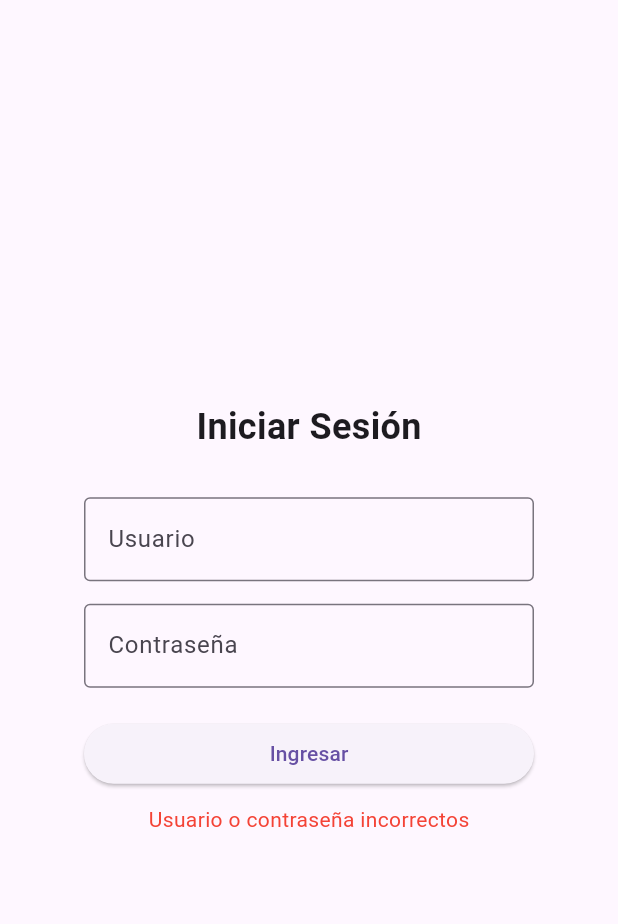
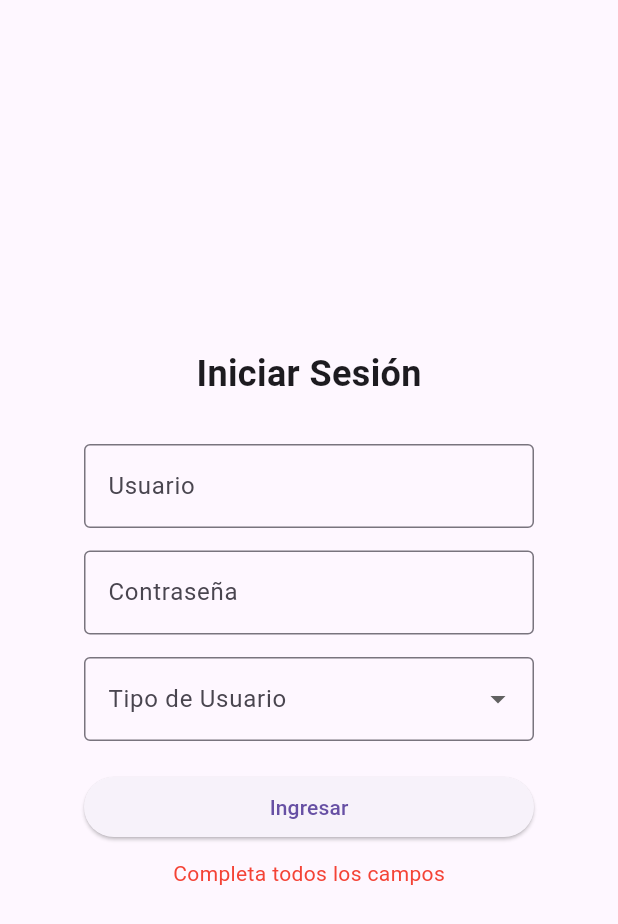
Before and after one commit to BernysCS/centro_medico_dayenu, a Flutter app: the screen it shows after launch, after a tap on "Ingresar", on a phone screen of 412 x 824 dp. Shown: the top 924 px of the screen. Run offline on Flutter 3.47's test engine with Material 3 defaults, Android fonts, the phone set to English and light mode, and no system bars.

Commit message:
Añadi cambios en el acceso.dart y en el navegacion.dart y le añadi una interfaz grafica al reportes.dart.

```diff
--- a/lib/acceso/acceso.dart
+++ b/lib/acceso/acceso.dart
@@ -1,23 +1,20 @@
 import 'package:flutter/material.dart';
 import 'package:centro_medico_dayenu/navegacion.dart';
 
-/// Punto de entrada principal de la aplicación
 void main() => runApp(const MyApp());
 
-/// Widget principal que configura la aplicación MaterialApp
 class MyApp extends StatelessWidget {
   const MyApp({super.key});
 
   @override
   Widget build(BuildContext context) {
     return MaterialApp(
-      debugShowCheckedModeBanner: false,  // Oculta la banda de debug
-      home: const LoginScreen(),          // Establece LoginScreen como pantalla inicial
+      debugShowCheckedModeBanner: false,
+      home: const LoginScreen(),
     );
   }
 }
 
-/// Pantalla de inicio de sesión que maneja la autenticación del usuario
 class LoginScreen extends StatefulWidget {
   const LoginScreen({super.key});
 
@@ -25,25 +22,30 @@ class LoginScreen extends StatefulWidget {
   State<LoginScreen> createState() => _LoginScreenState();
 }
 
-/// Estado de la pantalla de login que maneja la lógica de autenticación
 class _LoginScreenState extends State<LoginScreen> {
-  // Controladores para los campos de texto
-  final _userController = TextEditingController();  // Controlador para campo de usuario
-  final _passController = TextEditingController();  // Controlador para campo de contraseña
-  String _error = '';  // Almacena mensajes de error
+  final _userController = TextEditingController();
+  final _passController = TextEditingController();
+  String _error = '';
 
-  /// Método que valida las credenciales y realiza el login
+  // --- AÑADIDO: Nuevas variables para el tipo de usuario ---
+  String? _selectedUserType; // 'admin', 'doctor', 'recepcionista'
+  final List<String> _userTypes = ['admin', 'doctor', 'recepcionista'];
+
   void _login() {
-    // Verifica credenciales (usuario: admin, contraseña: 1234)
-    if (_userController.text.trim() == 'admin' && _passController.text == '1234') {
-      // Navega a la pantalla principal si las credenciales son correctas
+    // --- MODIFICADO: Validar tipo de usuario ---
+    if (_userController.text.trim() == 'admin' &&
+        _passController.text == '1234' &&
+        _selectedUserType != null) {
+
+      // --- AÑADIDO: Pasar tipo de usuario a Navegacion (sin modificar navegacion.dart) ---
       Navigator.pushReplacement(
         context,
-        MaterialPageRoute(builder: (_) => const Navegacion()),
+        MaterialPageRoute(
+          builder: (_) => Navegacion(tipoUsuario: _selectedUserType!), // <-- Aquí se pasa
+        ),
       );
     } else {
-      // Muestra mensaje de error si las credenciales son incorrectas
-      setState(() => _error = 'Usuario o contraseña incorrectos');
+      setState(() => _error = 'Completa todos los campos');
     }
   }
 
@@ -52,46 +54,62 @@ class _LoginScreenState extends State<LoginScreen> {
     return Scaffold(
       body: Center(
         child: SizedBox(
-          width: 300,  // Ancho fijo para el contenedor del formulario
+          width: 300,
           child: Column(
-            mainAxisSize: MainAxisSize.min,  // Columna ocupa solo espacio necesario
+            mainAxisSize: MainAxisSize.min,
             children: [
-              // Título del formulario
               const Text('Iniciar Sesión',
                   style: TextStyle(fontSize: 24, fontWeight: FontWeight.bold)),
-              const SizedBox(height: 30),  // Espaciado
+              const SizedBox(height: 30),
 
-              // Campo de texto para usuario
               TextField(
                 controller: _userController,
                 decoration: const InputDecoration(
                   labelText: 'Usuario',
-                  border: OutlineInputBorder(),  // Borde tipo outline
+                  border: OutlineInputBorder(),
                 ),
               ),
-              const SizedBox(height: 15),  // Espaciado
+              const SizedBox(height: 15),
 
-              // Campo de texto para contraseña
               TextField(
                 controller: _passController,
-                obscureText: true,  // Oculta texto para contraseña
+                obscureText: true,
                 decoration: const InputDecoration(
                   labelText: 'Contraseña',
                   border: OutlineInputBorder(),
                 ),
               ),
-              const SizedBox(height: 20),  // Espaciado
+              const SizedBox(height: 15),
 
-              // Botón de login
+              // --- AÑADIDO: Selector de tipo de usuario ---
+              DropdownButtonFormField<String>(
+                value: _selectedUserType,
+                items: _userTypes.map((type) {
+                  return DropdownMenuItem(
+                    value: type,
+                    child: Text(type),
+                  );
+                }).toList(),
+                onChanged: (value) {
+                  setState(() {
+                    _selectedUserType = value;
+                  });
+                },
+                decoration: const InputDecoration(
+                  labelText: 'Tipo de Usuario',
+                  border: OutlineInputBorder(),
+                ),
+              ),
+              const SizedBox(height: 20),
+
               SizedBox(
-                width: double.infinity,  // Ocupa todo el ancho disponible
+                width: double.infinity,
                 child: ElevatedButton(
-                  onPressed: _login,  // Ejecuta método _login al presionar
+                  onPressed: _login,
                   child: const Text('Ingresar'),
                 ),
               ),
 
-              // Muestra mensaje de error si existe
               if (_error.isNotEmpty)
                 Padding(
                   padding: const EdgeInsets.only(top: 10),
--- a/lib/navegacion.dart
+++ b/lib/navegacion.dart
@@ -6,7 +6,9 @@ import 'package:centro_medico_dayenu/reportes/reportes.dart';
 import 'package:flutter/material.dart';
 
 class Navegacion extends StatefulWidget {
-  const Navegacion({super.key});
+  const Navegacion({super.key, required this.tipoUsuario}); // Añadi para que los parametro fueran requeridos.
+
+  final String tipoUsuario; //Esta variable recibe el tipo usuario.
 
   @override
   State<Navegacion> createState() => _NavegacionState();
@@ -30,10 +32,10 @@ class _NavegacionState extends State<Navegacion> {
   Widget build(BuildContext context) {
     //arreglo para pantallas
     List<Widget> pantallas;
-    //arreglo para los items que se van a mostras en pantalla dependiendo del usuario
+    //arreglo para los items que se van a mostras en pantalla dependiendo del usuario.
     List<BottomNavigationBarItem> items;
     //Si el usuario es admin se muestras las pantallas: principal, crearCita, mensajes, reportes
-    if (tipoUsuario == "admin") {
+    if (widget.tipoUsuario == "admin") { // Añadi este widget.tipoUsuario
       pantallas = [
         const PantallaPrincipal(),
         const PantallaCrearCita(),
@@ -47,7 +49,7 @@ class _NavegacionState extends State<Navegacion> {
         BottomNavigationBarItem(icon: Icon(Icons.description), label: 'Reportes'),
       ];
       //si el usuario es doctor se muestras las pantllas principal y mensajes
-    } else if (tipoUsuario == "doctor") {
+    } else if (widget.tipoUsuario == "doctor") { // Se añadio este widget tipo usuario
       pantallas = [
         const PantallaPrincipal(),
         const PantallaMensajes(),
```
Also changed, not shown: lib/reportes/reportes.dart (+51 -11 lines).
